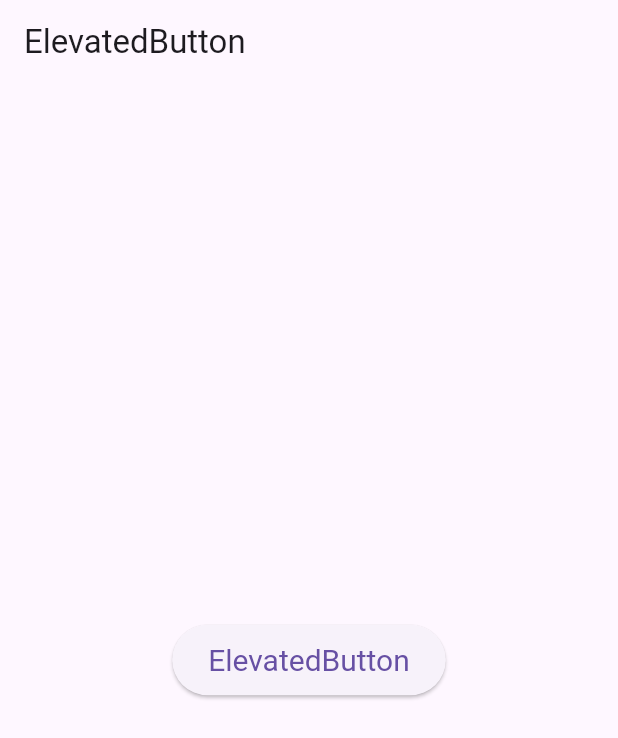
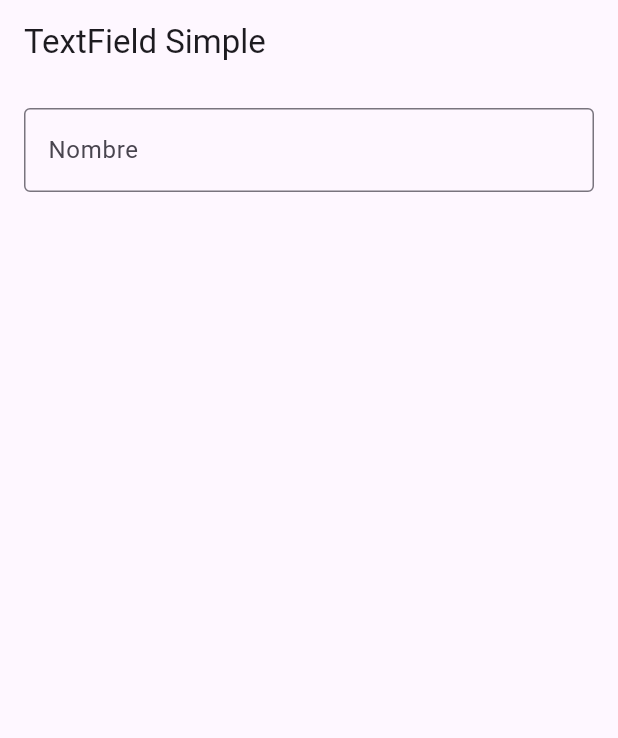
Before and after one commit to josy870/C7-DAM, a Flutter app: the screen it shows after launch, on a phone screen of 412 x 824 dp. Shown: the top 738 px of the screen. Run offline on Flutter 3.47's test engine with Material 3 defaults, Android fonts, the phone set to English and light mode, and no system bars; our stand-ins replace dio, pretty_dio_logger, retrofit; generated files the repository leaves out were written again.

Commit message:
19-05-25

```diff
--- a/flutter_comp/lib/main.dart
+++ b/flutter_comp/lib/main.dart
@@ -1,17 +1,21 @@
 import 'package:flutter/material.dart';
 
-void main() { runApp(MyApp());}
+void main() {
+  runApp(MyApp());
+}
 
 class MyApp extends StatelessWidget {
   @override
   Widget build(BuildContext context) {
-    return MaterialApp( debugShowCheckedModeBanner: false, title: 'Flutter Demo',
-      theme: ThemeData( primarySwatch: Colors.blue,
-      ),
+    return MaterialApp(
+      debugShowCheckedModeBanner: false,
+      title: 'Flutter Demo',
+      theme: ThemeData(primarySwatch: Colors.blue),
       home: MyHomePage(),
     );
   }
 }
+
 class MyHomePage extends StatefulWidget {
   @override
   _MyHomePageState createState() => _MyHomePageState();
@@ -21,20 +25,20 @@ class _MyHomePageState extends State<MyHomePage> {
   @override
   Widget build(BuildContext context) {
     return Scaffold(
-      appBar: AppBar(title: Text('ElevatedButton')),
-      body: Center(
-        child: ElevatedButton(
-          onPressed: () {
-            print('ElevatedButton presionado');
+      appBar: AppBar(title: Text('TextField Simple')),
+      body: Padding(
+        padding: const EdgeInsets.all(16.0),
+        child: TextField(
+          decoration: InputDecoration(
+            border: OutlineInputBorder(),
+            labelText: 'Nombre',
+            hintText: 'Escribe tu nombre',
+          ),
+          onChanged: (text) {
+            print('Texto ingresado: $text');
           },
-          child: Text('ElevatedButton'),
-          style: ElevatedButton.styleFrom(
-            padding: EdgeInsets.symmetric(horizontal: 24, vertical: 12),
-            textStyle: TextStyle(fontSize: 20),
-          ),
         ),
       ),
     );
   }
-
 }
```
Also changed, not shown: flutter_comp/lib/main_button.dart (+18 -1 lines), flutter_comp/lib/main_button_otros.dart (added, +78 -0 lines), flutter_comp/lib/main_est_basic.dart (added).
